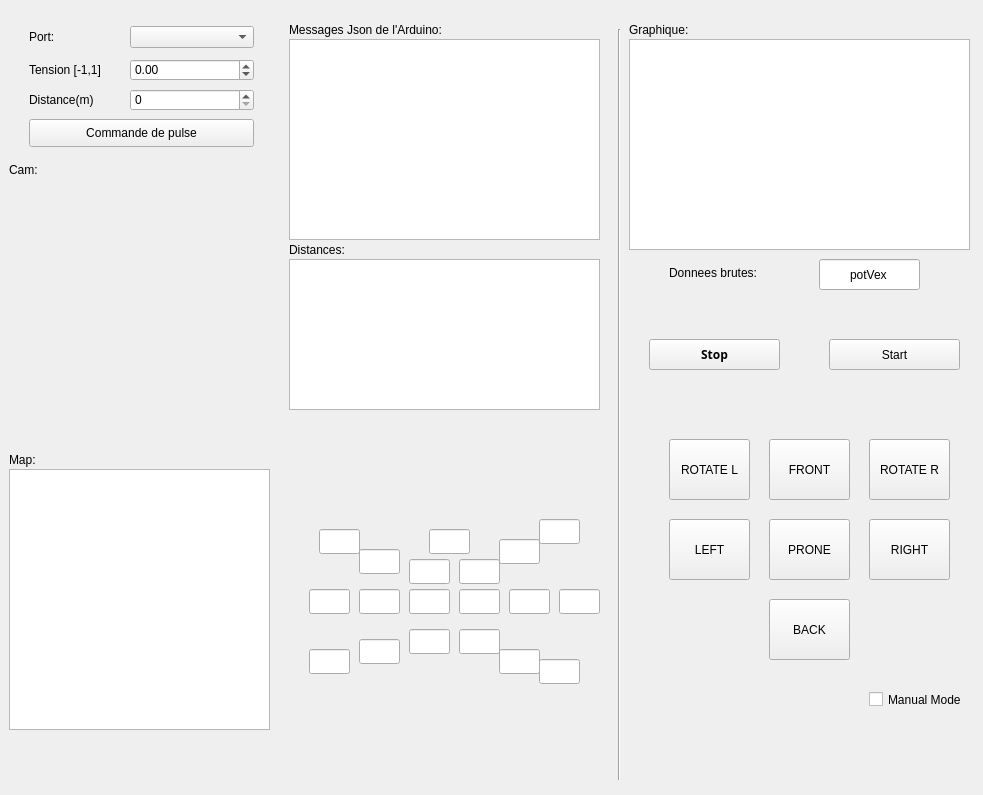
Before: the Qt Designer form Hexapod-master/Hexapod_Qt/MANUS.ui in BigJack325/GRO400-MANUS, drawn with Qt 5.
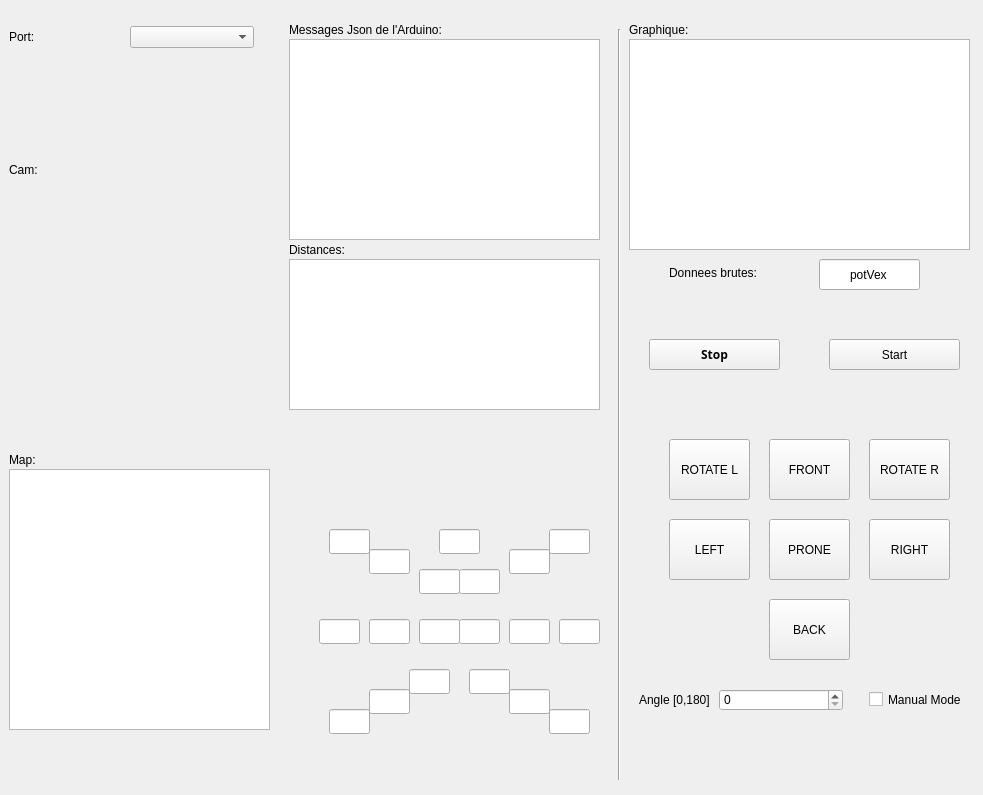
After: the same form once the commit is applied. Icons and pictures are not drawn. Custom widgets are drawn as their Qt base class.

Commit message: Fixed Serial Port prob

```diff
--- a/Hexapod-master/Hexapod_Qt/MANUS.ui
+++ b/Hexapod-master/Hexapod_Qt/MANUS.ui
@@ -54,25 +54,12 @@
        <property name="geometry">
         <rect>
          <x>450</x>
-         <y>550</y>
+         <y>560</y>
          <width>41</width>
          <height>25</height>
         </rect>
        </property>
       </widget>
-      <widget class="QLabel" name="Distance_label">
-       <property name="geometry">
-        <rect>
-         <x>20</x>
-         <y>80</y>
-         <width>94</width>
-         <height>22</height>
-        </rect>
-       </property>
-       <property name="text">
-        <string>Distance(m)</string>
-       </property>
-      </widget>
       <widget class="QLabel" name="Map_label">
        <property name="geometry">
         <rect>
@@ -119,7 +106,7 @@
        <property name="geometry">
         <rect>
          <x>500</x>
-         <y>580</y>
+         <y>610</y>
          <width>41</width>
          <height>25</height>
         </rect>
@@ -128,8 +115,8 @@
       <widget class="QLineEdit" name="Servo_9">
        <property name="geometry">
         <rect>
-         <x>400</x>
-         <y>580</y>
+         <x>410</x>
+         <y>610</y>
          <width>41</width>
          <height>25</height>
         </rect>
@@ -138,8 +125,8 @@
       <widget class="QLineEdit" name="Servo_3">
        <property name="geometry">
         <rect>
-         <x>400</x>
-         <y>550</y>
+         <x>410</x>
+         <y>560</y>
          <width>41</width>
          <height>25</height>
         </rect>
@@ -149,7 +136,7 @@
        <property name="geometry">
         <rect>
          <x>550</x>
-         <y>580</y>
+         <y>610</y>
          <width>41</width>
          <height>25</height>
         </rect>
@@ -168,8 +155,8 @@
       <widget class="QLineEdit" name="Servo_8">
        <property name="geometry">
         <rect>
-         <x>350</x>
-         <y>580</y>
+         <x>360</x>
+         <y>610</y>
          <width>41</width>
          <height>25</height>
         </rect>
@@ -178,8 +165,8 @@
       <widget class="QLineEdit" name="Servo_16">
        <property name="geometry">
         <rect>
-         <x>450</x>
-         <y>620</y>
+         <x>460</x>
+         <y>660</y>
          <width>41</width>
          <height>25</height>
         </rect>
@@ -229,8 +216,8 @@
       <widget class="QLineEdit" name="Servo_5">
        <property name="geometry">
         <rect>
-         <x>490</x>
-         <y>530</y>
+         <x>500</x>
+         <y>540</y>
          <width>41</width>
          <height>25</height>
         </rect>
@@ -262,8 +249,8 @@
       <widget class="QLineEdit" name="Servo_7">
        <property name="geometry">
         <rect>
-         <x>300</x>
-         <y>580</y>
+         <x>310</x>
+         <y>610</y>
          <width>41</width>
          <height>25</height>
         </rect>
@@ -322,7 +309,7 @@
       <widget class="QLineEdit" name="Servo_2">
        <property name="geometry">
         <rect>
-         <x>350</x>
+         <x>360</x>
          <y>540</y>
          <width>41</width>
          <height>25</height>
@@ -332,8 +319,8 @@
       <widget class="QLineEdit" name="Servo_17">
        <property name="geometry">
         <rect>
-         <x>490</x>
-         <y>640</y>
+         <x>500</x>
+         <y>680</y>
          <width>41</width>
          <height>25</height>
         </rect>
@@ -342,7 +329,7 @@
       <widget class="QLabel" name="Port_label">
        <property name="geometry">
         <rect>
-         <x>20</x>
+         <x>0</x>
          <y>17</y>
          <width>94</width>
          <height>22</height>
@@ -368,30 +355,17 @@
       <widget class="QLineEdit" name="Servo_14">
        <property name="geometry">
         <rect>
-         <x>350</x>
-         <y>630</y>
+         <x>360</x>
+         <y>680</y>
          <width>41</width>
          <height>25</height>
         </rect>
        </property>
       </widget>
-      <widget class="QPushButton" name="pulseButton">
-       <property name="geometry">
-        <rect>
-         <x>20</x>
-         <y>110</y>
-         <width>225</width>
-         <height>28</height>
-        </rect>
-       </property>
-       <property name="text">
-        <string>Commande de pulse</string>
-       </property>
-      </widget>
       <widget class="QLineEdit" name="Servo_19">
        <property name="geometry">
         <rect>
-         <x>420</x>
+         <x>430</x>
          <y>520</y>
          <width>41</width>
          <height>25</height>
@@ -414,8 +388,8 @@
       <widget class="QLineEdit" name="Servo_18">
        <property name="geometry">
         <rect>
-         <x>530</x>
-         <y>650</y>
+         <x>540</x>
+         <y>700</y>
          <width>41</width>
          <height>25</height>
         </rect>
@@ -459,21 +433,21 @@
       <widget class="QLabel" name="PWR_label">
        <property name="geometry">
         <rect>
-         <x>20</x>
-         <y>50</y>
+         <x>630</x>
+         <y>680</y>
          <width>94</width>
          <height>22</height>
         </rect>
        </property>
        <property name="text">
-        <string>Tension [-1,1]</string>
+        <string>Angle [0,180]</string>
        </property>
       </widget>
       <widget class="QLineEdit" name="Servo_15">
        <property name="geometry">
         <rect>
          <x>400</x>
-         <y>620</y>
+         <y>660</y>
          <width>41</width>
          <height>25</height>
         </rect>
@@ -483,7 +457,7 @@
        <property name="geometry">
         <rect>
          <x>450</x>
-         <y>580</y>
+         <y>610</y>
          <width>41</width>
          <height>25</height>
         </rect>
@@ -492,35 +466,13 @@
       <widget class="QLineEdit" name="Servo_6">
        <property name="geometry">
         <rect>
-         <x>530</x>
-         <y>510</y>
+         <x>540</x>
+         <y>520</y>
          <width>41</width>
          <height>25</height>
         </rect>
        </property>
       </widget>
-      <widget class="QSpinBox" name="DistanceBox">
-       <property name="geometry">
-        <rect>
-         <x>121</x>
-         <y>80</y>
-         <width>124</width>
-         <height>22</height>
-        </rect>
-       </property>
-       <property name="keyboardTracking">
-        <bool>false</bool>
-       </property>
-       <property name="minimum">
-        <number>0</number>
-       </property>
-       <property name="maximum">
-        <number>5000</number>
-       </property>
-       <property name="singleStep">
-        <number>25</number>
-       </property>
-      </widget>
       <widget class="QLabel" name="Cam">
        <property name="geometry">
         <rect>
@@ -559,16 +511,22 @@
       <widget class="QDoubleSpinBox" name="PWMBox">
        <property name="geometry">
         <rect>
-         <x>121</x>
-         <y>50</y>
+         <x>710</x>
+         <y>680</y>
          <width>124</width>
          <height>22</height>
         </rect>
        </property>
+       <property name="decimals">
+        <number>0</number>
+       </property>
        <property name="minimum">
-        <double>-1.000000000000000</double>
+        <double>0.000000000000000</double>
        </property>
        <property name="maximum">
+        <double>180.000000000000000</double>
+       </property>
+       <property name="singleStep">
         <double>1.000000000000000</double>
        </property>
        <property name="singleStep">
@@ -607,8 +565,8 @@
       <widget class="QLineEdit" name="Servo_13">
        <property name="geometry">
         <rect>
-         <x>300</x>
-         <y>640</y>
+         <x>320</x>
+         <y>700</y>
          <width>41</width>
          <height>25</height>
         </rect>
@@ -617,7 +575,7 @@
       <widget class="QLineEdit" name="Servo_1">
        <property name="geometry">
         <rect>
-         <x>310</x>
+         <x>320</x>
          <y>520</y>
          <width>41</width>
          <height>25</height>
@@ -653,7 +611,7 @@
        <property name="geometry">
         <rect>
          <x>290</x>
-         <y>410</y>
+         <y>400</y>
          <width>321</width>
          <height>361</height>
         </rect>
```
Left out of the diff: 44 changed lines with no effect on the pictures. The commit also changes 2 other files.
